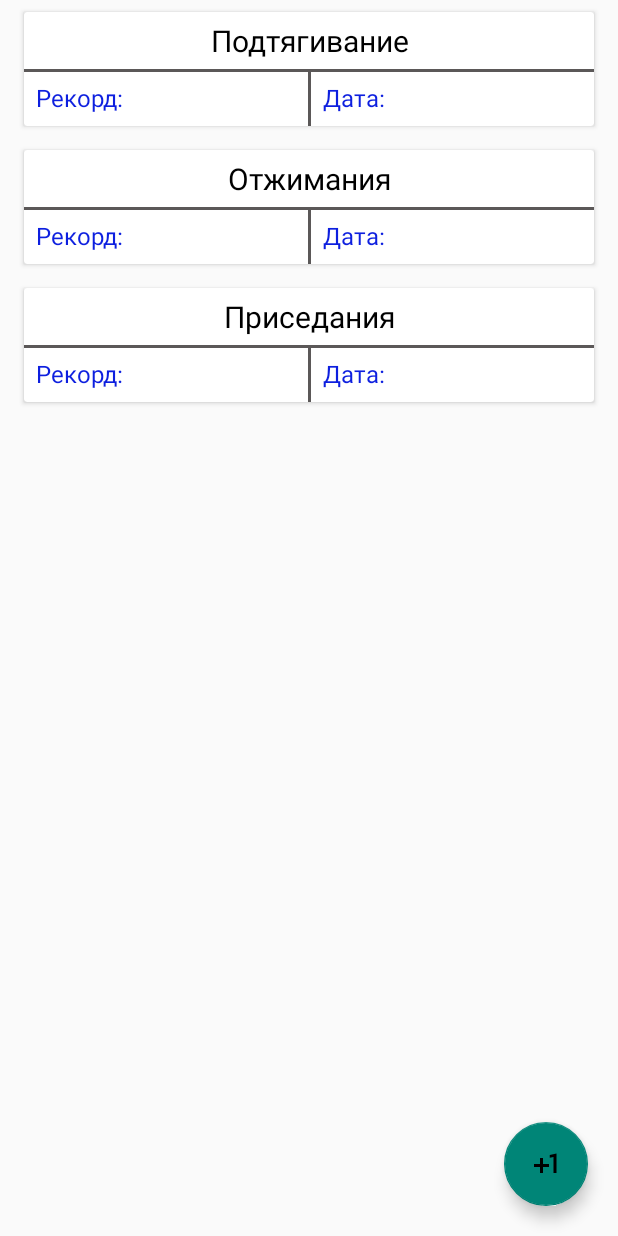
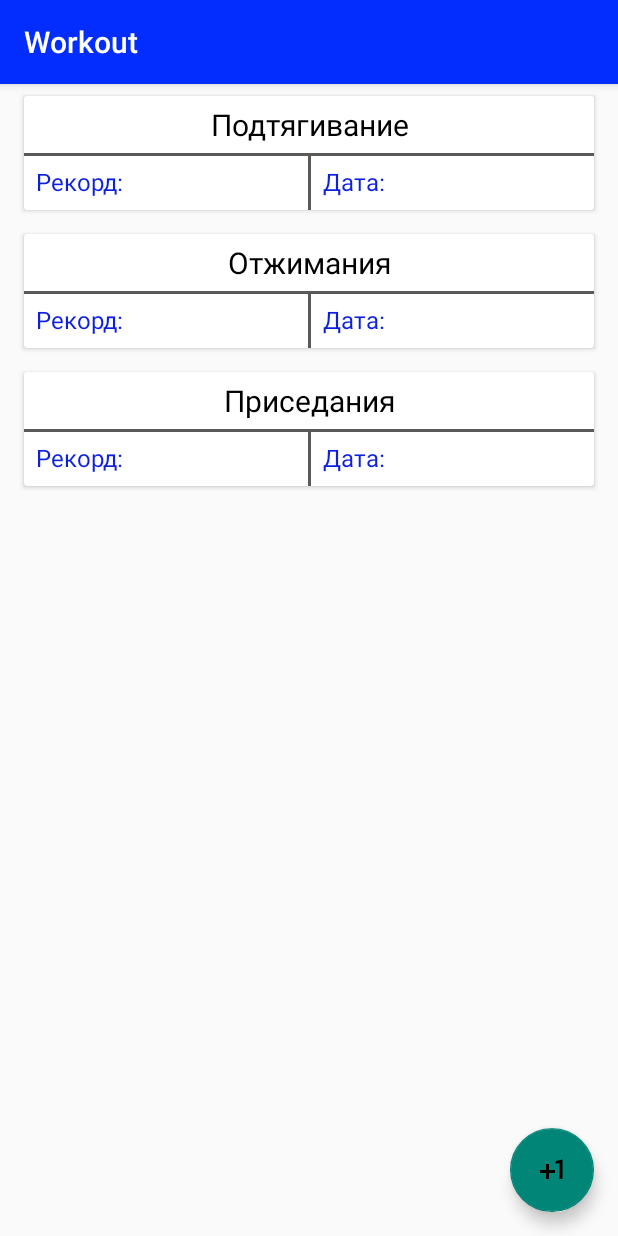
Before and after one commit to Violine/GB_Workout, an Android app: the screen it shows after launch (WorkoutListActivity), on a phone screen of 412 x 824 dp. Run offline under Robolectric (Android 15) with nearby library versions, the phone set to English and light mode, and no system bars.

```diff
--- /dev/null
+++ b/app/src/main/java/com/vdovenkov/alexander/workout/WorkoutDB.java
@@ -0,0 +1,35 @@
+package com.vdovenkov.alexander.workout;
+
+import android.content.Context;
+import android.database.sqlite.SQLiteDatabase;
+import android.database.sqlite.SQLiteOpenHelper;
+import android.provider.BaseColumns;
+import android.util.Log;
+
+public class WorkoutDB extends SQLiteOpenHelper implements BaseColumns {
+    private static final String DATABASE_NAME = "workout_database.db";
+    private static final int VERSION = 1;
+    protected static final String WORKOUT_NAME = "workoutname";
+    protected static final String TABLE_NAME = "workout_table";
+    private static final String SQL_CREATE_ENTRIES = "CREATE TABLE "
+            + TABLE_NAME + " (" + WorkoutDB._ID + " INTEGER PRIMARY KEY AUTOINCREMENT,"
+            + WORKOUT_NAME + " VARCHAR(255));";
+    private static final String SQL_DELETE_ENTRIES = "DROP TABLE IF EXISTS "
+            + TABLE_NAME;
+
+    @Override
+    public void onCreate(SQLiteDatabase db) {
+        db.execSQL(SQL_CREATE_ENTRIES);
+    }
+
+    @Override
+    public void onUpgrade(SQLiteDatabase db, int oldVersion, int newVersion) {
+        Log.w("LOF_TAG", "Обновление базы данных до версии:" + newVersion);
+        db.execSQL(SQL_DELETE_ENTRIES);
+        onCreate(db);
+    }
+
+    public WorkoutDB(Context context) {
+        super(context, DATABASE_NAME, null, VERSION);
+    }
+}
--- a/app/src/main/java/com/vdovenkov/alexander/workout/WorkoutListActivity.java
+++ b/app/src/main/java/com/vdovenkov/alexander/workout/WorkoutListActivity.java
@@ -2,11 +2,14 @@ package com.vdovenkov.alexander.workout;
 
 import android.content.Context;
 import android.content.Intent;
+import android.database.sqlite.SQLiteDatabase;
 import android.support.design.widget.FloatingActionButton;
 import android.support.v7.app.AppCompatActivity;
 import android.os.Bundle;
 import android.support.v7.widget.LinearLayoutManager;
 import android.support.v7.widget.RecyclerView;
+import android.support.v7.widget.Toolbar;
+import android.view.MenuItem;
 import android.view.View;
 import android.widget.Toast;
 
@@ -19,11 +22,13 @@ public class WorkoutListActivity extends AppCompatActivity {
     private List<Exercise> exercises;
     private RecyclerView recView;
     private FloatingActionButton fab;
+    private Toolbar workoutToolbar;
 
     @Override
     protected void onCreate(Bundle savedInstanceState) {
         super.onCreate(savedInstanceState);
         initUI();
+        initDB();
     }
 
     @Override
@@ -38,10 +43,26 @@ public class WorkoutListActivity extends AppCompatActivity {
         recView.getAdapter().notifyDataSetChanged();
     }
 
+    @Override
+    public boolean onOptionsItemSelected(MenuItem item) {
+        if (item.getItemId() == android.R.id.home) finish();
+        return super.onOptionsItemSelected(item);
+    }
+
+    private void initDB() {
+        WorkoutDB sqh = new WorkoutDB(this);
+        SQLiteDatabase database = sqh.getWritableDatabase();
+        database.close();
+        sqh.close();
+    }
+
     private void initUI() {
         setContentView(R.layout.activity_workout_list);
         exercises = ExerciseList.getExercisesList();
         recView = findViewById(R.id.recview);
+
+        workoutToolbar = findViewById(R.id.workout_toolbar);
+        setSupportActionBar(workoutToolbar); // инициализируем ActionBar
 
         fab = findViewById(R.id.fab);
         fab.setOnClickListener(new View.OnClickListener() {
--- a/app/src/main/res/layout/activity_workout_list.xml
+++ b/app/src/main/res/layout/activity_workout_list.xml
@@ -1,11 +1,16 @@
 <?xml version="1.0" encoding="utf-8"?>
-<android.support.design.widget.CoordinatorLayout xmlns:android="http://schemas.android.com/apk/res/android"
+<RelativeLayout xmlns:android="http://schemas.android.com/apk/res/android"
     xmlns:tools="http://schemas.android.com/tools"
     android:layout_width="match_parent"
     android:layout_height="match_parent">
+    <include
+        android:id="@+id/workout_toolbar"
+        layout="@layout/toolbar_layout"
+     />
 
     <android.support.v7.widget.RecyclerView
         android:id="@+id/recview"
+        android:layout_below="@+id/workout_toolbar"
         android:layout_width="match_parent"
         android:layout_height="match_parent"
         tools:context=".WorkoutListActivity">
@@ -16,8 +21,10 @@
         android:id="@+id/fab"
         android:layout_width="wrap_content"
         android:layout_height="wrap_content"
-        android:layout_gravity="end|bottom"
+        android:layout_alignParentBottom="true"
+        android:layout_alignParentEnd="true"
+        android:layout_marginBottom="16dp"
+        android:layout_marginEnd="16dp"
         android:src="@drawable/plus_black_32dp"
-        android:layout_margin="20dp"
-        tools:backgroundTint="#495eec"/>
-</android.support.design.widget.CoordinatorLayout>
+        tools:backgroundTint="#495eec" />
+</RelativeLayout>
--- a/app/src/main/res/layout/toolbar_layout.xml
+++ b/app/src/main/res/layout/toolbar_layout.xml
@@ -6,5 +6,5 @@
     android:background="#032dff"
     android:elevation="4dp"
     tools:titleTextColor="#fff"
-    android:theme="@style/ThemeOverlay.AppCompat.ActionBar"
-    tools:popupTheme="@style/ThemeOverlay.AppCompat.Light" />
+    android:theme="@style/ThemeOverlay.AppCompat.Dark.ActionBar"
+    tools:popupTheme="@style/ThemeOverlay.AppCompat.Dark" />
```
Also changed, not shown: app/src/main/java/com/vdovenkov/alexander/workout/AddExerciseActivity.java (+16 -2 lines), app/src/main/java/com/vdovenkov/alexander/workout/WorkoutDetailActivity.java (+12 -2 lines).
